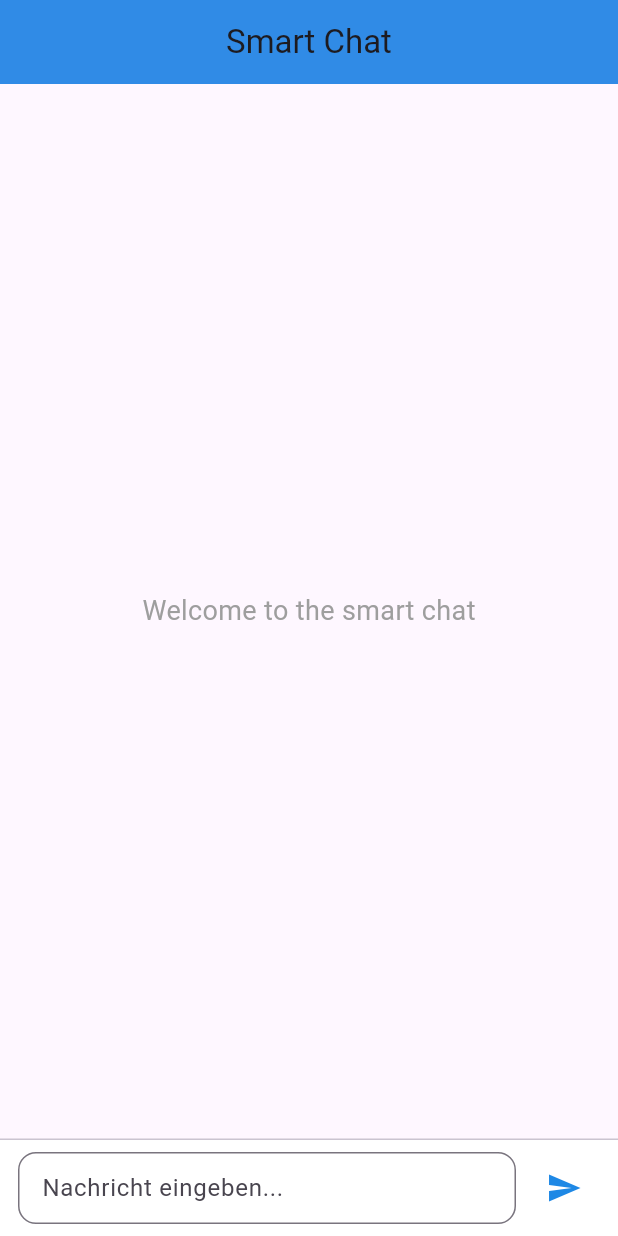
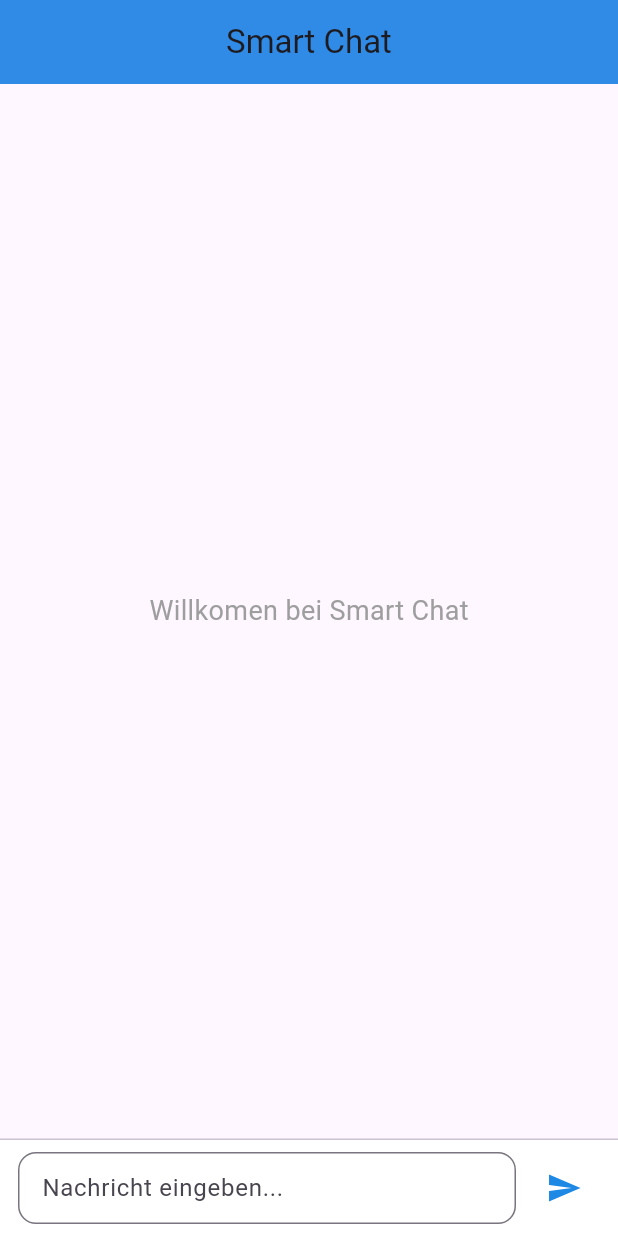
Before and after one commit to ashrafyahya/smart_chat_flutter_fastapi_llm, a Flutter app: the screen it shows after launch, on a phone screen of 412 x 824 dp. Run offline on Flutter 3.47's test engine with Material 3 defaults, Android fonts, the light colour scheme and no system bars; our stand-ins replace share_plus.

Commit message:
Titel updated

```diff
--- a/smart_chat_frontend/lib/features/chat/presentation/chat_screen.dart
+++ b/smart_chat_frontend/lib/features/chat/presentation/chat_screen.dart
@@ -93,7 +93,7 @@
             child: _messages.isEmpty
                 ? const Center(
                     child: Text(
-                      'Welcome to the smart chat',
+                      'Willkomen bei Smart Chat',
                       style: TextStyle(fontSize: 18, color: Colors.grey),
                     ),
                   )
```
